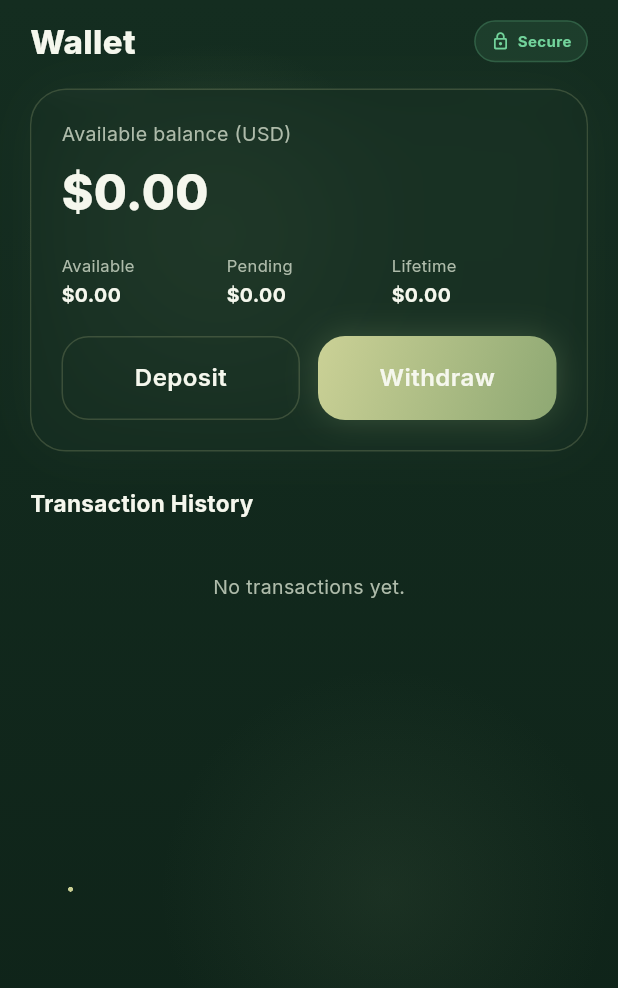
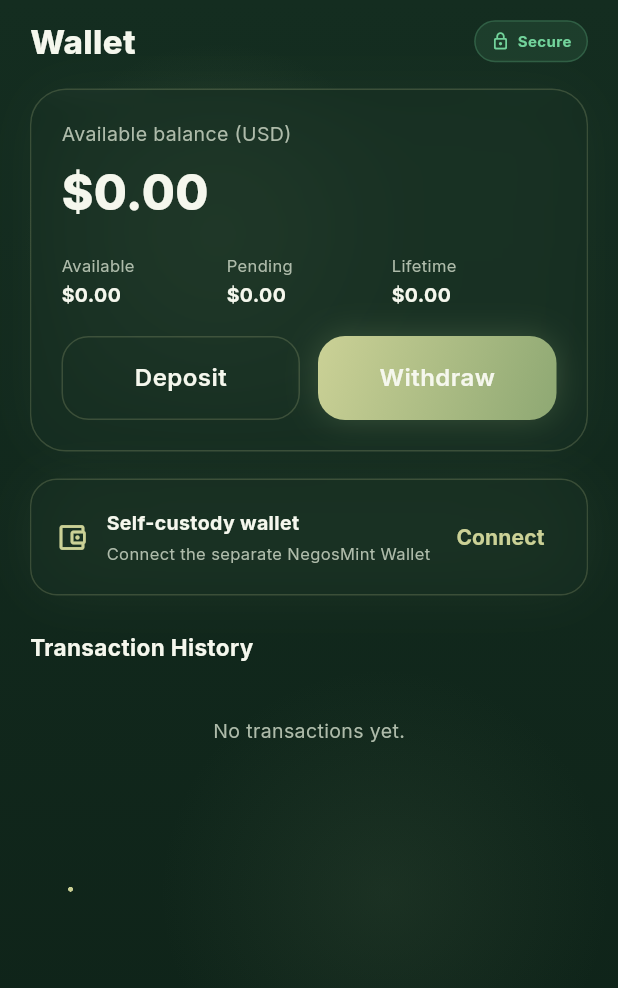
Before and after one commit to veerex758/negosmint, a Flutter app: the WalletScreen screen opened directly, on a phone screen of 412 x 824 dp. Shown: the top 988 px of the screen. Run offline on Flutter 3.47's test engine with Material 3 defaults, Android fonts, the phone set to English and light mode, and no system bars; our stand-ins replace app_links, fl_chart, google_fonts, share_plus, supabase_flutter; missing offline and left inert: flutter_stripe; accounts and stored records are empty.

Commit message:
Add self-custody wallet connection entry point

```diff
--- a/lib/screens/wallet/wallet_screen.dart
+++ b/lib/screens/wallet/wallet_screen.dart
@@ -10,6 +10,7 @@
 import '../../models/wallet_transaction.dart';
 import 'withdraw_screen.dart';
 import 'deposit_screen.dart';
+import 'connect_wallet_screen.dart';
 
 typedef _WalletData = ({WalletBalance balance, List<WalletTransaction> txns});
 
@@ -240,6 +241,39 @@
                               ],
                             ),
                           ),
+                          const SizedBox(height: 18),
+                          GlassCard(
+                            borderRadius: 18,
+                            padding: const EdgeInsets.symmetric(horizontal: 16, vertical: 14),
+                            child: Row(
+                              children: [
+                                const Icon(Icons.account_balance_wallet_outlined,
+                                    color: AppColors.highlight, size: 22),
+                                const SizedBox(width: 12),
+                                const Expanded(
+                                  child: Column(
+                                    crossAxisAlignment: CrossAxisAlignment.start,
+                                    children: [
+                                      Text('Self-custody wallet',
+                                          style: TextStyle(color: AppColors.textPrimary, fontWeight: FontWeight.w700, fontSize: 13)),
+                                      SizedBox(height: 3),
+                                      Text('Connect the separate NegosMint Wallet',
+                                          style: TextStyle(color: AppColors.textSecondary, fontSize: 11)),
+                                    ],
+                                  ),
+                                ),
+                                TextButton(
+                                  onPressed: () async {
+                                    await Navigator.of(context).push(
+                                      appRoute(const ConnectWalletScreen()),
+                                    );
+                                  },
+                                  child: const Text('Connect',
+                                      style: TextStyle(color: AppColors.highlight, fontWeight: FontWeight.w700)),
+                                ),
+                              ],
+                            ),
+                          ),
                           const SizedBox(height: 24),
                           const Text('Transaction History',
                               style: TextStyle(
```
